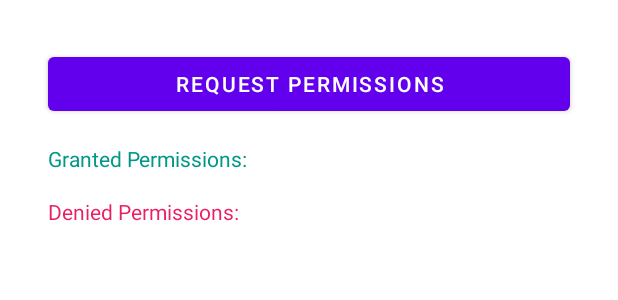
After one commit to PatilShreyas/permission-flow-android, an Android app built with Jetpack Compose: the layout view_fragment_example.xml on its own in the app's theme, with its tools: preview values and no code run, on a phone screen of 412 x 824 dp. The commit adds this screen. Shown: the top 300 px of the screen. Run offline under Robolectric (Android 15) with nearby library versions, the phone set to English and light mode, and no system bars.

Commit message:
#54 | Add fragment sample

```diff
--- a/app/src/main/AndroidManifest.xml
+++ b/app/src/main/AndroidManifest.xml
@@ -30,6 +30,7 @@
         <activity android:name=".ui.composePermission.ComposePermissionActivity"/>
         <activity android:name=".ui.multipermission.MultiPermissionActivity"/>
         <activity android:name=".ui.contacts.ContactsActivity"/>
+        <activity android:name=".ui.fragment.ExampleFragmentActivity"/>
     </application>
 
 </manifest>
--- a/app/src/main/java/dev/shreyaspatil/permissionFlow/example/ui/MainActivity.kt
+++ b/app/src/main/java/dev/shreyaspatil/permissionFlow/example/ui/MainActivity.kt
@@ -22,6 +22,7 @@ import androidx.appcompat.app.AppCompatActivity
 import dev.shreyaspatil.permissionFlow.example.databinding.ActivityMainBinding
 import dev.shreyaspatil.permissionFlow.example.ui.composePermission.ComposePermissionActivity
 import dev.shreyaspatil.permissionFlow.example.ui.contacts.ContactsActivity
+import dev.shreyaspatil.permissionFlow.example.ui.fragment.ExampleFragmentActivity
 import dev.shreyaspatil.permissionFlow.example.ui.multipermission.MultiPermissionActivity
 
 class MainActivity : AppCompatActivity() {
@@ -36,6 +37,7 @@ class MainActivity : AppCompatActivity() {
             buttonContacts.setOnClickListener { launchScreen<ContactsActivity>() }
             buttonMultiPermission.setOnClickListener { launchScreen<MultiPermissionActivity>() }
             buttonComposeSample.setOnClickListener { launchScreen<ComposePermissionActivity>() }
+            buttonFragmentSample.setOnClickListener { launchScreen<ExampleFragmentActivity>() }
         }
     }
 
--- /dev/null
+++ b/app/src/main/res/layout/view_fragment_example.xml
@@ -0,0 +1,46 @@
+<?xml version="1.0" encoding="utf-8"?>
+<androidx.constraintlayout.widget.ConstraintLayout xmlns:android="http://schemas.android.com/apk/res/android"
+    xmlns:app="http://schemas.android.com/apk/res-auto"
+    android:layout_width="match_parent"
+    android:layout_height="match_parent"
+    android:padding="16dp">
+
+    <Button
+        android:id="@+id/button"
+        android:layout_width="match_parent"
+        android:layout_height="wrap_content"
+        android:layout_marginStart="16dp"
+        android:layout_marginTop="16dp"
+        android:layout_marginEnd="16dp"
+        android:text="Request Permissions"
+        app:layout_constraintEnd_toEndOf="parent"
+        app:layout_constraintStart_toStartOf="parent"
+        app:layout_constraintTop_toTopOf="parent" />
+
+    <TextView
+        android:id="@+id/grantedPermissionsText"
+        android:layout_width="match_parent"
+        android:layout_height="wrap_content"
+        android:layout_marginStart="16dp"
+        android:layout_marginTop="16dp"
+        android:layout_marginEnd="16dp"
+        android:text="Granted Permissions:"
+        android:textColor="#009688"
+        app:layout_constraintEnd_toEndOf="parent"
+        app:layout_constraintStart_toStartOf="parent"
+        app:layout_constraintTop_toBottomOf="@+id/button" />
+
+    <TextView
+        android:id="@+id/deniedPermissionsText"
+        android:layout_width="match_parent"
+        android:layout_height="wrap_content"
+        android:layout_marginStart="16dp"
+        android:layout_marginTop="16dp"
+        android:layout_marginEnd="16dp"
+        android:text="Denied Permissions:"
+        android:textColor="#E91E63"
+        app:layout_constraintEnd_toEndOf="parent"
+        app:layout_constraintStart_toStartOf="parent"
+        app:layout_constraintTop_toBottomOf="@+id/grantedPermissionsText" />
+
+</androidx.constraintlayout.widget.ConstraintLayout>
```
Also changed, not shown: app/src/main/java/dev/shreyaspatil/permissionFlow/example/ui/fragment/ExampleFragment.kt (added, +71 -0 lines), app/src/main/java/dev/shreyaspatil/permissionFlow/example/ui/fragment/ExampleFragmentActivity.kt (added, +19 -0 lines), app/src/main/res/layout/activity_fragment_example.xml (added, +10 -0 lines), app/src/main/res/layout/activity_main.xml (+7 -0 lines).
